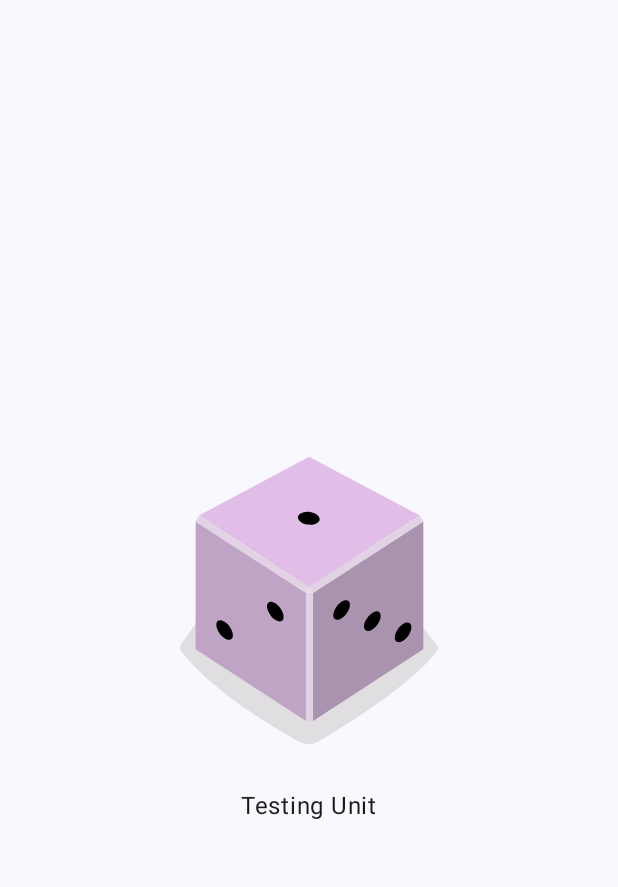
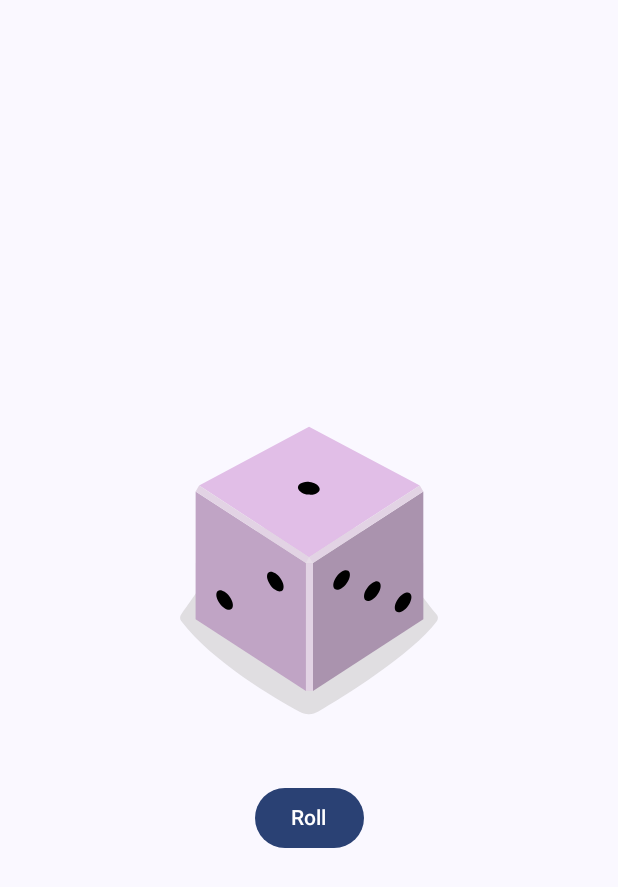
Before and after one commit to GoodGuyzaxx/Dice-Roller-Jetpack-Compose, an Android app built with Jetpack Compose: the screen it shows after launch (MainActivity), on a phone screen of 412 x 824 dp. Shown: the top 887 px of the screen. Run offline under Robolectric (Android 15) with nearby library versions, the phone set to English and light mode, and no system bars.

Commit message:
finising Task

```diff
--- a/app/src/main/java/id/zaxx/diceroller/MainActivity.kt
+++ b/app/src/main/java/id/zaxx/diceroller/MainActivity.kt
@@ -7,7 +7,9 @@ import androidx.activity.compose.setContent
 import androidx.compose.foundation.Image
 import androidx.compose.foundation.layout.Column
 import androidx.compose.foundation.layout.Row
+import androidx.compose.foundation.layout.Spacer
 import androidx.compose.foundation.layout.fillMaxSize
+import androidx.compose.foundation.layout.height
 import androidx.compose.foundation.layout.wrapContentSize
 import androidx.compose.material3.Button
 import androidx.compose.material3.ButtonColors
@@ -16,12 +18,17 @@ import androidx.compose.material3.MaterialTheme
 import androidx.compose.material3.Surface
 import androidx.compose.material3.Text
 import androidx.compose.runtime.Composable
+import androidx.compose.runtime.getValue
+import androidx.compose.runtime.mutableStateOf
+import androidx.compose.runtime.remember
+import androidx.compose.runtime.setValue
 import androidx.compose.ui.Alignment
 import androidx.compose.ui.Modifier
 import androidx.compose.ui.res.colorResource
 import androidx.compose.ui.res.painterResource
 import androidx.compose.ui.res.stringResource
 import androidx.compose.ui.tooling.preview.Preview
+import androidx.compose.ui.unit.dp
 import id.zaxx.diceroller.ui.theme.DiceRollerTheme
 
 class MainActivity : ComponentActivity() {
@@ -35,7 +42,6 @@ class MainActivity : ComponentActivity() {
                     color = MaterialTheme.colorScheme.background
                 ) {
                     DiceRollerApp()
-
                 }
             }
         }
@@ -49,12 +55,24 @@ fun DiceWithButtonAndImage(
         .fillMaxSize()
         .wrapContentSize(Alignment.Center)
 ){
-    val Image = painterResource(id = R.drawable.dice_1)
+    var result by remember { mutableStateOf(1) }
+    val imgaeResource = when (result){
+        1 -> R.drawable.dice_1
+        2 -> R.drawable.dice_2
+        3 -> R.drawable.dice_3
+        4 -> R.drawable.dice_4
+        5 -> R.drawable.dice_5
+        else -> R.drawable.dice_6
+    }
     Column(
-        modifer, horizontalAlignment = Alignment.CenterHorizontally
+        modifier = modifer,
+        horizontalAlignment = Alignment.CenterHorizontally
     ) {
-        Image(painter = Image, contentDescription =null )
-        Text(text = stringResource(id = R.string.unit_test))
+        Image(painter = painterResource(id = imgaeResource), contentDescription =result.toString() )
+        Spacer(modifier = Modifier.height(16.dp))
+        Button(onClick = { result = (1..6).random() }) {
+            Text(text = stringResource(id = R.string.roll))
+        }
     }
 }
 
--- a/app/src/main/res/values/strings.xml
+++ b/app/src/main/res/values/strings.xml
@@ -1,4 +1,5 @@
 <resources>
     <string name="app_name">Dice Roller</string>
+    <string name="roll">Roll</string>
     <string name="unit_test">Testing Unit</string>
 </resources>
```
